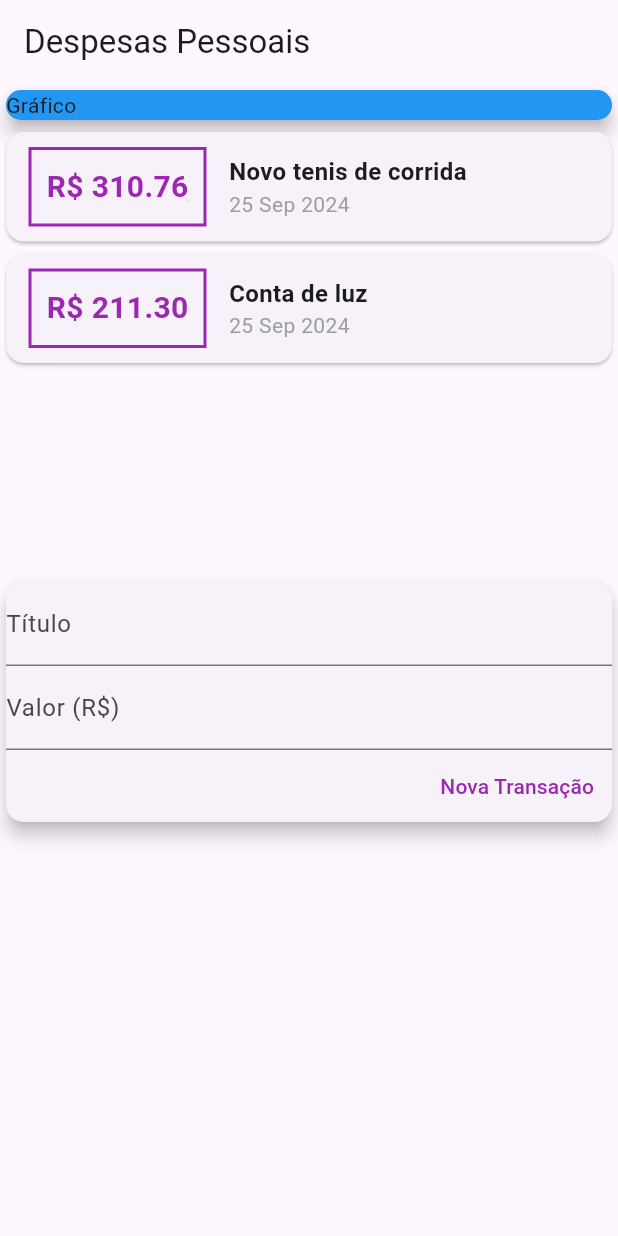
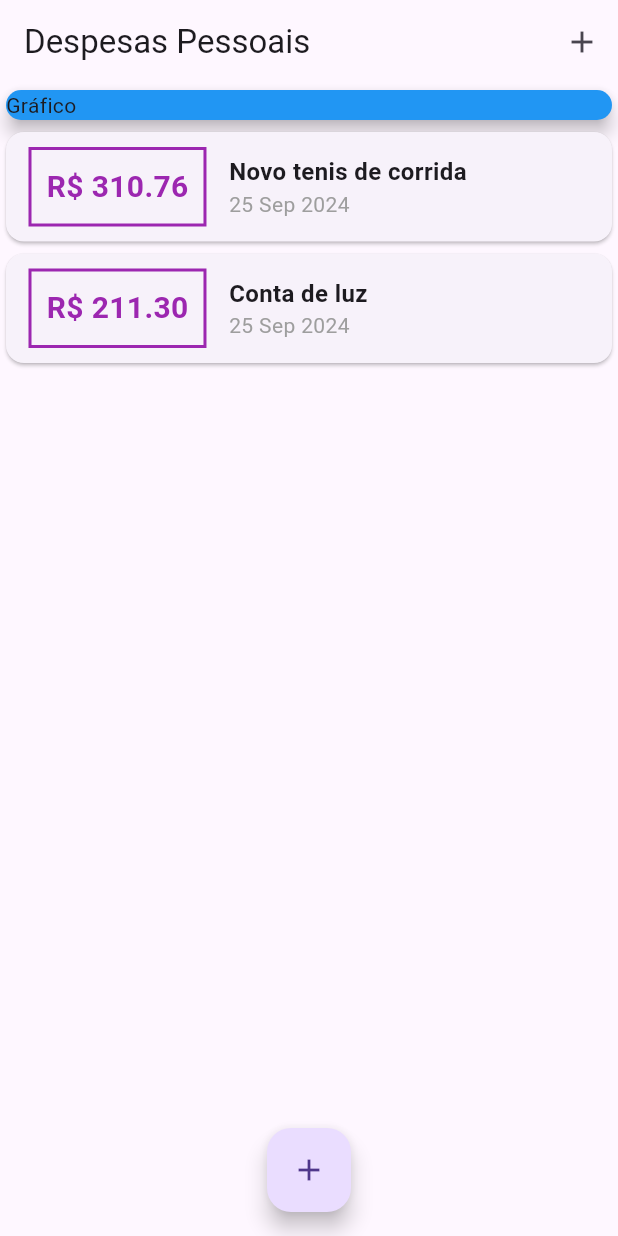
Before and after one commit to BrunoLFSantos/expenses, a Flutter app: the screen it shows after launch, on a phone screen of 412 x 824 dp. Run offline on Flutter 3.47's test engine with Material 3 defaults, Android fonts, the phone set to English and light mode, and no system bars.

```diff
--- a/lib/componets/transaction_user.dart
+++ /dev/null
@@ -1,43 +0,0 @@
-import 'dart:math';
-
-import 'package:expenses/componets/transaction_form.dart';
-import 'package:expenses/componets/transaction_list.dart';
-import 'package:expenses/models/transaction.dart';
-import 'package:flutter/material.dart';
-
-class TransactionUser extends StatefulWidget {
-
-
-  @override
-  State<TransactionUser> createState() => _TransactionUserState();
-}
-
-class _TransactionUserState extends State<TransactionUser> {
-  final _transaction = [
-    Transaction(id: 't1', title: 'Novo tenis de corrida', value: 310.76, date: DateTime.now()),
-    Transaction(id: 't2', title: 'Conta de luz', value: 211.30, date: DateTime.now())
-  ];
-
-  void _addTransaction(String title, double value){
-    final newTransaction = Transaction(
-      id: Random().nextDouble().toString(),
-      title: title,
-      value: value,
-      date: DateTime.now(),
-    );
-
-    setState(() {
-      _transaction.add(newTransaction);
-    });
-  }
-
-  @override
-  Widget build(BuildContext context) {
-    return Column(
-      children: [
-        TransactionList(_transaction),
-        TransactionForm(_addTransaction),
-      ],
-    );
-  }
-}
--- a/lib/main.dart
+++ b/lib/main.dart
@@ -1,4 +1,8 @@
-import 'package:expenses/componets/transaction_user.dart';
+import 'package:expenses/componets/transaction_form.dart';
+import 'dart:math';
+import 'package:expenses/componets/transaction_form.dart';
+import 'package:expenses/componets/transaction_list.dart';
+import 'package:expenses/models/transaction.dart';
 import 'package:flutter/material.dart';
 
 void main() {
@@ -16,13 +20,52 @@ class ExpensesApp extends StatelessWidget {
   }
 }
 
-class MyHomePage extends StatelessWidget {
+class MyHomePage extends StatefulWidget {
+
+  @override
+  _MyHomePageState createState() => _MyHomePageState();
+}
+
+class _MyHomePageState extends State<MyHomePage> {
+
+final _transaction = [
+    Transaction(id: 't1', title: 'Novo tenis de corrida', value: 310.76, date: DateTime.now()),
+    Transaction(id: 't2', title: 'Conta de luz', value: 211.30, date: DateTime.now())
+  ];
+
+void _addTransaction(String title, double value){
+  final newTransaction = Transaction(
+    id: Random().nextDouble().toString(),
+    title: title,
+    value: value,
+    date: DateTime.now(),
+  );
+
+  setState(() {
+    _transaction.add(newTransaction);
+  });
+
+  Navigator.of(context).pop();
+}
+
+  _openTransactionFormModal(BuildContext context){
+    showModalBottomSheet(
+      context: context,
+      builder: (_){
+        return TransactionForm(_addTransaction);
+      });
+  }
 
   @override
   Widget build(BuildContext context) {
     return Scaffold(
       appBar: AppBar(
         title: Text('Despesas Pessoais'),
+        actions: [
+          IconButton(
+            onPressed: () => _openTransactionFormModal(context),
+            icon: Icon(Icons.add))
+        ],
       ),
       body: SingleChildScrollView(
         child: Column(
@@ -35,10 +78,15 @@ class MyHomePage extends StatelessWidget {
                 elevation: 5,
               ),
             ),
-            TransactionUser(),
+            TransactionList(_transaction),
           ],
         ),
       ),
+      floatingActionButton: FloatingActionButton(
+        onPressed: () => _openTransactionFormModal(context),
+        child: Icon(Icons.add),
+      ),
+      floatingActionButtonLocation: FloatingActionButtonLocation.centerFloat,
     );
   }
 }
```
Also changed, not shown: lib/componets/transaction_form.dart (+22 -8 lines).
